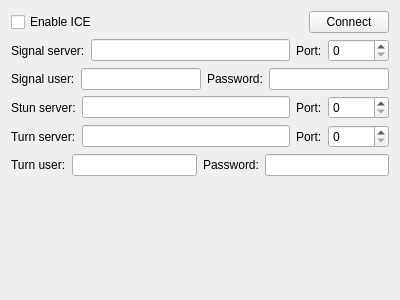
Before: the Qt Designer form Channel/ICE/FrmParameterICE.ui in KangLin/RabbitRemoteControl, drawn with Qt 5.
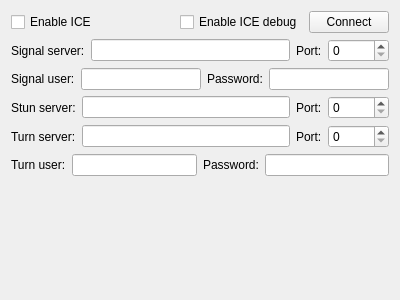
After: the same form once the commit is applied. Icons and pictures are not drawn.

```diff
--- a/Channel/ICE/FrmParameterICE.ui
+++ b/Channel/ICE/FrmParameterICE.ui
@@ -29,6 +29,13 @@
        </property>
       </widget>
      </item>
+     <item>
+      <widget class="QCheckBox" name="cbEnableIceDebug">
+       <property name="text">
+        <string>Enable ICE debug</string>
+       </property>
+      </widget>
+     </item>
      <item>
       <widget class="QPushButton" name="pbConnect">
        <property name="sizePolicy">
```
